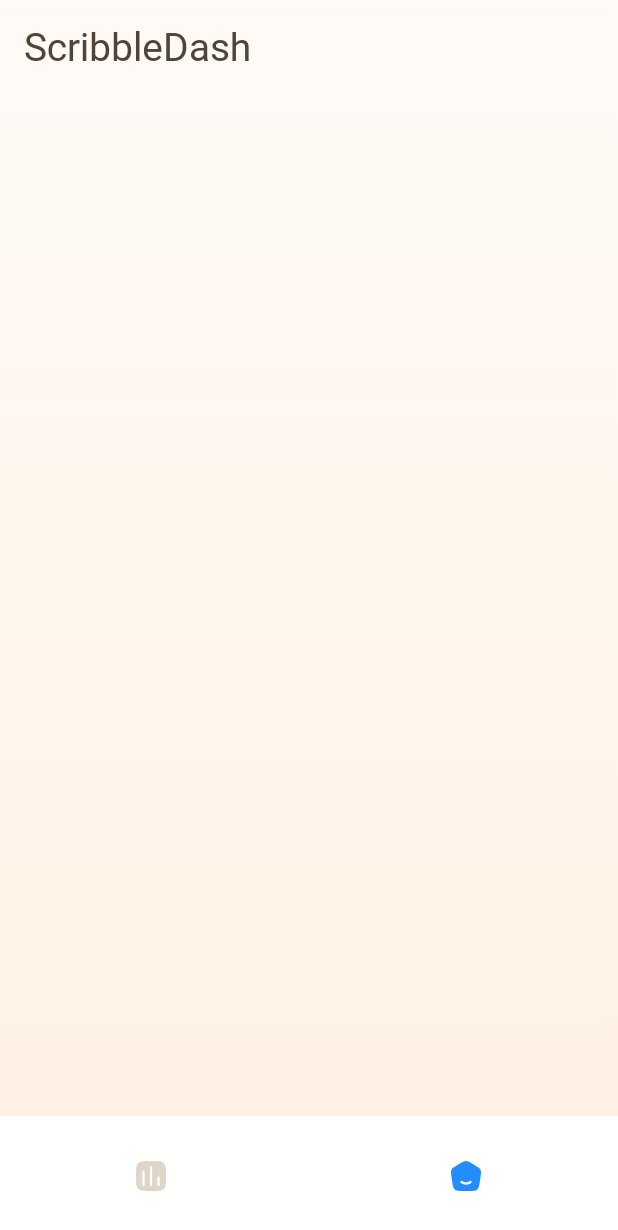
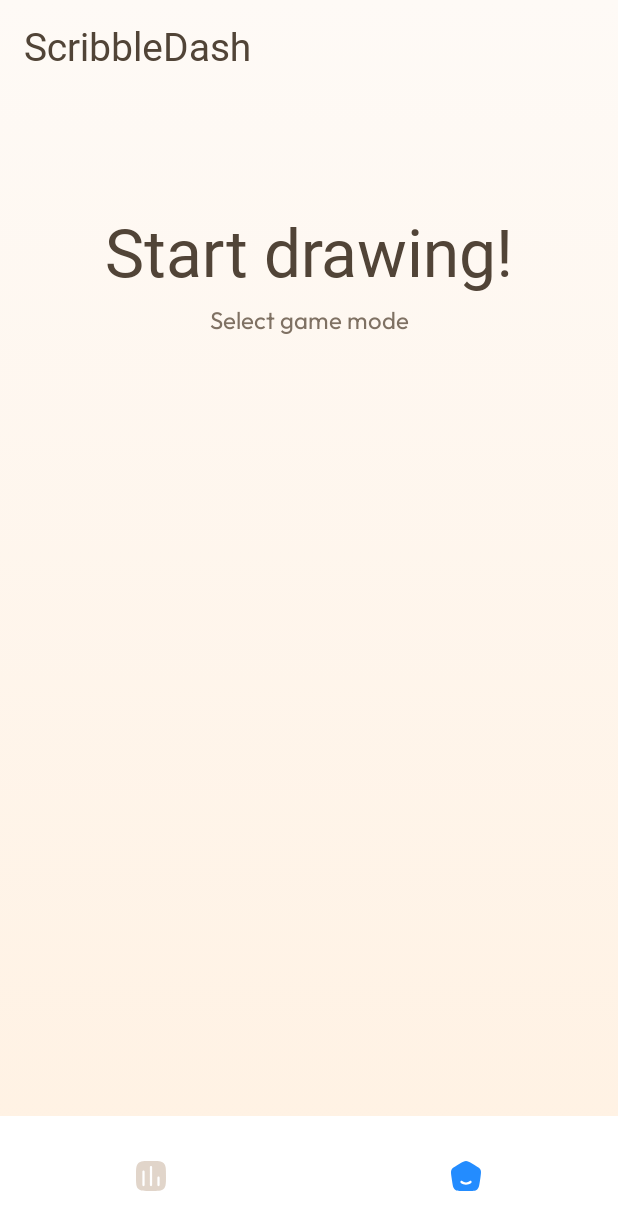
Before and after one commit to estherStevens/Scribbledash, an Android app built with Jetpack Compose: the screen it shows after launch (MainActivity), on a phone screen of 412 x 824 dp. Shown: the top 1230 px of the screen. Run offline under Robolectric (Android 15) with nearby library versions, the phone set to English and light mode, and no system bars; Roboto replaces fonts that are not available here.

Commit message:
add header and sub header

```diff
--- a/app/src/main/java/stevens/software/scribbledash/HomeScreen.kt
+++ b/app/src/main/java/stevens/software/scribbledash/HomeScreen.kt
@@ -4,9 +4,12 @@ import android.inputmethodservice.Keyboard.Row
 import androidx.compose.foundation.background
 import androidx.compose.foundation.clickable
 import androidx.compose.foundation.layout.Box
+import androidx.compose.foundation.layout.Column
 import androidx.compose.foundation.layout.RowScope
+import androidx.compose.foundation.layout.Spacer
 import androidx.compose.foundation.layout.fillMaxSize
 import androidx.compose.foundation.layout.padding
+import androidx.compose.foundation.layout.size
 import androidx.compose.material3.BottomAppBar
 import androidx.compose.material3.BottomAppBarDefaults
 import androidx.compose.material3.ExperimentalMaterial3Api
@@ -28,6 +31,7 @@ import androidx.compose.runtime.mutableStateOf
 import androidx.compose.runtime.remember
 import androidx.compose.runtime.getValue
 import androidx.compose.runtime.setValue
+import androidx.compose.ui.Alignment
 import androidx.compose.ui.Modifier
 import androidx.compose.ui.graphics.Brush
 import androidx.compose.ui.graphics.Color
@@ -37,6 +41,7 @@ import androidx.compose.ui.text.TextStyle
 import androidx.compose.ui.text.font.FontStyle
 import androidx.compose.ui.text.font.FontWeight
 import androidx.compose.ui.tooling.preview.Preview
+import androidx.compose.ui.unit.dp
 import androidx.compose.ui.unit.sp
 import stevens.software.scribbledash.ui.theme.extendedColours
 
@@ -63,12 +68,34 @@ fun HomeScreen(
             )
         },
         content = { padding ->
-            Box(
+            Column(
                 modifier = Modifier
                     .fillMaxSize()
                     .background(backgroundColour())
                     .padding(padding)
-            )
+                    .padding(top = 80.dp),
+                horizontalAlignment = Alignment.CenterHorizontally,
+            ) {
+                Text(
+                    text = stringResource(R.string.home_header),
+                    style = TextStyle(
+                        fontFamily = bagelFontFamily,
+                        fontWeight = FontWeight.Normal,
+                        color = MaterialTheme.colorScheme.onBackground,
+                        fontSize = 44.sp
+                    )
+                )
+                Spacer(Modifier.size(8.dp))
+                Text(
+                    text = stringResource(R.string.home_subheader),
+                    style = TextStyle(
+                        fontFamily = outfitFontFamily,
+                        fontWeight = FontWeight.Normal,
+                        color = MaterialTheme.extendedColours.onBackgroundVariant,
+                        fontSize = 16.sp
+                    )
+                )
+            }
         },
         bottomBar = {
             BottomNavBar()
@@ -77,7 +104,7 @@ fun HomeScreen(
 }
 
 @Composable
-private fun BottomNavBar(){
+private fun BottomNavBar() {
     var selectedItem by remember { mutableStateOf(BottomNavItem.HOME) }
     val homeSelected = selectedItem == BottomNavItem.HOME
     val chartSelected = selectedItem == BottomNavItem.CHART
--- a/app/src/main/res/values/strings.xml
+++ b/app/src/main/res/values/strings.xml
@@ -3,4 +3,7 @@
     <string name="home_title">ScribbleDash</string>
     <string name="home">Home</string>
     <string name="chart">Chart</string>
+    <string name="home_header">Start drawing!</string>
+    <string name="home_subheader">Select game mode</string>
+
 </resources>
```
